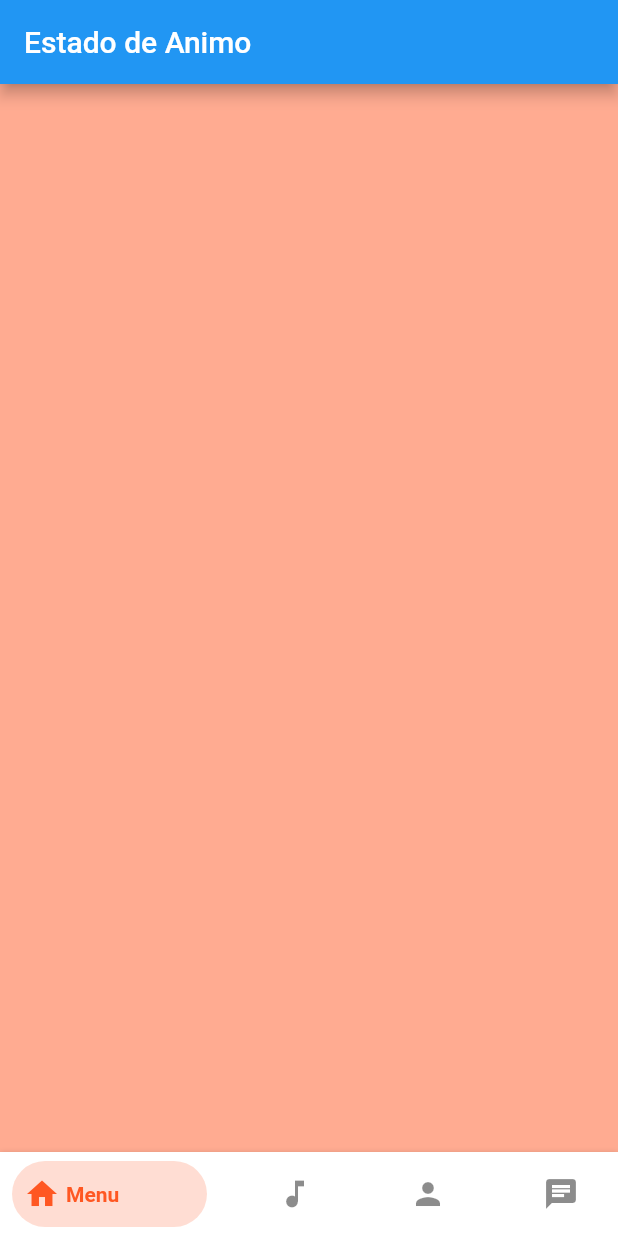
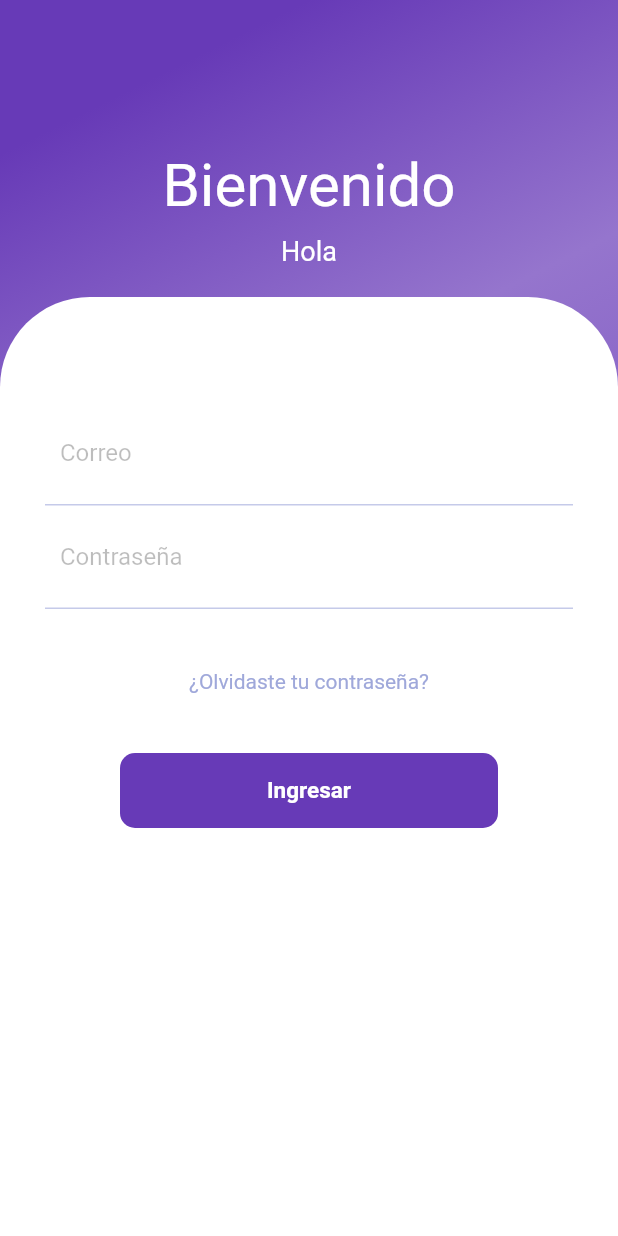
Before and after one commit to Alejandra-Fernandez/proyecto_pe, a Flutter app: the screen it shows after launch, on a phone screen of 412 x 824 dp. Run offline on Flutter 3.47's test engine with Material 2 defaults, Android fonts, the phone set to English and light mode, and no system bars.

Commit message:
Se agrego el Login

```diff
--- /dev/null
+++ b/lib/Login/Button.dart
@@ -0,0 +1,33 @@
+import 'package:flutter/material.dart';
+
+import '../navigation.dart';
+
+class Button extends StatelessWidget{
+  @override
+  Widget build(BuildContext context) {
+
+    return Container(
+      height: 50,
+      margin: EdgeInsets.symmetric(horizontal: 50),
+      decoration: BoxDecoration(
+        color: Colors.deepPurple.shade500,
+        borderRadius: BorderRadius.circular(10),
+      ),
+      child: Center(
+        child: MaterialButton(
+          onPressed: () {
+            Navigator.push(
+              context,
+              MaterialPageRoute(builder: (context) => MyHomePage()),
+            );
+          },
+          child: Text("Ingresar",style: TextStyle(
+              color: Colors.white,
+              fontSize: 15,
+              fontWeight: FontWeight.bold
+          ),),
+      ),
+      ),
+    );
+  }
+}
--- /dev/null
+++ b/lib/Login/Header.dart
@@ -0,0 +1,22 @@
+import 'package:flutter/material.dart';
+
+class Header extends StatelessWidget{
+  @override
+  Widget build(BuildContext context) {
+    return Padding(
+      padding: EdgeInsets.all(20),
+      child: Column(
+        crossAxisAlignment: CrossAxisAlignment.start,
+        children: <Widget>[
+          Center(
+            child: Text("Bienvenido", style: TextStyle(color: Colors.white, fontSize: 40),),
+          ),
+          SizedBox(height: 10,),
+          Center(
+            child: Text("Hola", style: TextStyle(color: Colors.white, fontSize: 18),),
+          )
+        ],
+      ),
+    );
+  }
+}
--- /dev/null
+++ b/lib/Login/InputField.dart
@@ -0,0 +1,41 @@
+import 'package:flutter/material.dart';
+
+class InputField extends StatelessWidget{
+  @override
+  Widget build(BuildContext context) {
+    return Column(
+      children: <Widget>[
+        Container(
+          padding: EdgeInsets.all(10),
+          decoration: BoxDecoration(
+              border: Border(
+                  bottom: BorderSide(color: Colors.indigo.shade100)
+              )
+          ),
+          child: TextField(
+            decoration: InputDecoration(
+                hintText: "Correo",
+                hintStyle: TextStyle(color: Colors.black26),
+                border: InputBorder.none
+            ),
+          ),
+        ),
+        Container(
+          padding: EdgeInsets.all(10),
+          decoration: BoxDecoration(
+              border: Border(
+                  bottom: BorderSide(color: Colors.indigo.shade100)
+              )
+          ),
+          child: TextField(
+            decoration: InputDecoration(
+                hintText: "Contraseña",
+                hintStyle: TextStyle(color: Colors.black26),
+                border: InputBorder.none
+            ),
+          ),
+        ),
+      ],
+    );
+  }
+}
--- /dev/null
+++ b/lib/Login/InputWrapper.dart
@@ -0,0 +1,31 @@
+import 'package:flutter/material.dart';
+import 'Button.dart';
+import 'InputField.dart';
+
+class InputWrapper extends StatelessWidget {
+  @override
+  Widget build(BuildContext context) {
+    return Padding(
+      padding: EdgeInsets.all(30),
+      child: Column(
+        children: <Widget>[
+          SizedBox(height: 40,),
+          Container(
+            decoration: BoxDecoration(
+                color: Colors.white,
+                borderRadius: BorderRadius.circular(10)
+            ),
+            child: InputField(),
+          ),
+          SizedBox(height: 40,),
+          Text(
+            "¿Olvidaste tu contraseña?",
+            style: TextStyle(color: Colors.indigo[200]),
+          ),
+          SizedBox(height: 40,),
+          Button()
+        ],
+      ),
+    );
+  }
+}
--- /dev/null
+++ b/lib/Login/LoginPage.dart
@@ -0,0 +1,37 @@
+import 'package:flutter/material.dart';
+import 'Header.dart';
+import 'InputWrapper.dart';
+
+class LoginPage extends StatelessWidget {
+  @override
+  Widget build(BuildContext context) {
+    return Scaffold(
+      body: Container(
+        width: double.infinity,
+        decoration: BoxDecoration(
+          gradient: LinearGradient(begin: Alignment.topCenter, colors: [
+            Colors.deepPurple.shade500,
+            Colors.deepPurple.shade300,
+            Colors.deepPurple.shade400
+          ]),
+        ),
+        child: Column(
+          children: <Widget>[
+            SizedBox(height: 80,),
+            Header(),
+            Expanded(child: Container(
+              decoration: BoxDecoration(
+                  color: Colors.white,
+                  borderRadius: BorderRadius.only(
+                    topLeft: Radius.circular(60),
+                    topRight: Radius.circular(60),
+                  )
+              ),
+              child: InputWrapper(),
+            ))
+          ],
+        ),
+      ),
+    );
+  }
+}
--- a/lib/bottom_navigation.dart
+++ b/lib/bottom_navigation.dart
@@ -1,11 +1,6 @@
 import 'package:flutter/material.dart';
 import 'package:flutter/widgets.dart';
 
-/// A beautiful and animated bottom navigation that paints a rounded shape
-/// around its [items] to provide a wonderful look.
-///
-/// Update [selectedIndex] to change the selected item.
-/// [selectedIndex] is required and must not be null.
 class BottomNavyBar extends StatelessWidget {
   BottomNavyBar({
     Key? key,
--- a/lib/main.dart
+++ b/lib/main.dart
@@ -1,7 +1,8 @@
 import 'package:flutter/material.dart';
 import 'package:flutter/widgets.dart';
+import 'Login/LoginPage.dart';
 
-import 'bottom_navigation.dart';
+
 
 void main() => runApp(MyApp());
 
@@ -9,85 +10,9 @@ void main() => runApp(MyApp());
 class MyApp extends StatelessWidget {
   @override
   Widget build(BuildContext context) {
-    return MaterialApp(
-      title: 'Proyecto',
-      home: MyHomePage(),
+    return new MaterialApp(
+      debugShowCheckedModeBanner: false,
+      home: LoginPage(),
     );
   }
 }
-
-class MyHomePage extends StatefulWidget {
-  @override
-  State<StatefulWidget> createState() {
-  return _MyHomePageState();
-  }
-}
-
-class _MyHomePageState
-    extends State<MyHomePage> {
-
-  int _currentIndex = 0;
-  late PageController _pageController;
-
-  @override
-  void initState() {
-    super.initState();
-    _pageController = PageController();
-  }
-
-  @override
-  void dispose() {
-    _pageController.dispose();
-    super.dispose();
-  }
-
-  @override
-  Widget build(BuildContext context) {
-    return Scaffold(
-      appBar: AppBar(title: Text("Estado de Animo")),
-      body: SizedBox.expand(
-        child: PageView(
-          controller: _pageController,
-          onPageChanged: (index) {
-            setState(() => _currentIndex = index);
-          },
-          children: <Widget>[
-            Container(color: Colors.deepOrange[200],),
-            Container(color: Colors.pink[200],),
-            Container(color: Colors.amber[200],),
-            Container(color: Colors.blue[200]),
-          ],
-        ),
-      ),
-        bottomNavigationBar: BottomNavyBar(
-          selectedIndex: _currentIndex,
-          onItemSelected: (index) {
-            setState(() => _currentIndex = index);
-            _pageController.jumpToPage(index);
-          },
-          items: [
-            BottomNavyBarItem(
-              icon: Icon(Icons.home),
-              title: Text('Menu'),
-              activeColor: Colors.deepOrange,
-            ),
-            BottomNavyBarItem(
-                icon: Icon(Icons.music_note),
-                title: Text('Categorias'),
-                activeColor: Colors.pink
-            ),
-            BottomNavyBarItem(
-                icon: Icon(Icons.person),
-                title: Text('Perfil'),
-                activeColor: Colors.amber
-            ),
-            BottomNavyBarItem(
-                icon: Icon(Icons.chat),
-                title: Text('Chat'),
-                activeColor: Colors.blue
-            ),
-          ],
-      ),
-    );
-  }
-}
--- /dev/null
+++ b/lib/navigation.dart
@@ -0,0 +1,79 @@
+import 'package:flutter/material.dart';
+import 'package:flutter/widgets.dart';
+
+import 'bottom_navigation.dart';
+
+class MyHomePage extends StatefulWidget {
+  @override
+  State<StatefulWidget> createState() {
+    return _MyHomePageState();
+  }
+}
+
+class _MyHomePageState extends State<MyHomePage> {
+
+  int _currentIndex = 0;
+  late PageController _pageController;
+
+  @override
+  void initState() {
+    super.initState();
+    _pageController = PageController();
+  }
+
+  @override
+  void dispose() {
+    _pageController.dispose();
+    super.dispose();
+  }
+
+  @override
+  Widget build(BuildContext context) {
+    return Scaffold(
+      appBar: AppBar(title: Text("Estado de Animo")),
+      body: SizedBox.expand(
+        child: PageView(
+          controller: _pageController,
+          onPageChanged: (index) {
+            setState(() => _currentIndex = index);
+          },
+          children: <Widget>[
+            Container(color: Colors.deepOrange[200],),
+            Container(color: Colors.pink[200],),
+            Container(color: Colors.amber[200],),
+            Container(color: Colors.blue[200]),
+          ],
+        ),
+      ),
+      bottomNavigationBar: BottomNavyBar(
+        selectedIndex: _currentIndex,
+        onItemSelected: (index) {
+          setState(() => _currentIndex = index);
+          _pageController.jumpToPage(index);
+        },
+        items: [
+          BottomNavyBarItem(
+            icon: Icon(Icons.home),
+            title: Text('Menu'),
+            activeColor: Colors.deepOrange,
+          ),
+          BottomNavyBarItem(
+              icon: Icon(Icons.music_note),
+              title: Text('Categorias'),
+              activeColor: Colors.pink
+          ),
+          BottomNavyBarItem(
+              icon: Icon(Icons.person),
+              title: Text('Perfil'),
+              activeColor: Colors.amber
+          ),
+          BottomNavyBarItem(
+              icon: Icon(Icons.chat),
+              title: Text('Chat'),
+              activeColor: Colors.blue
+          ),
+        ],
+      ),
+    );
+  }
+}
```
